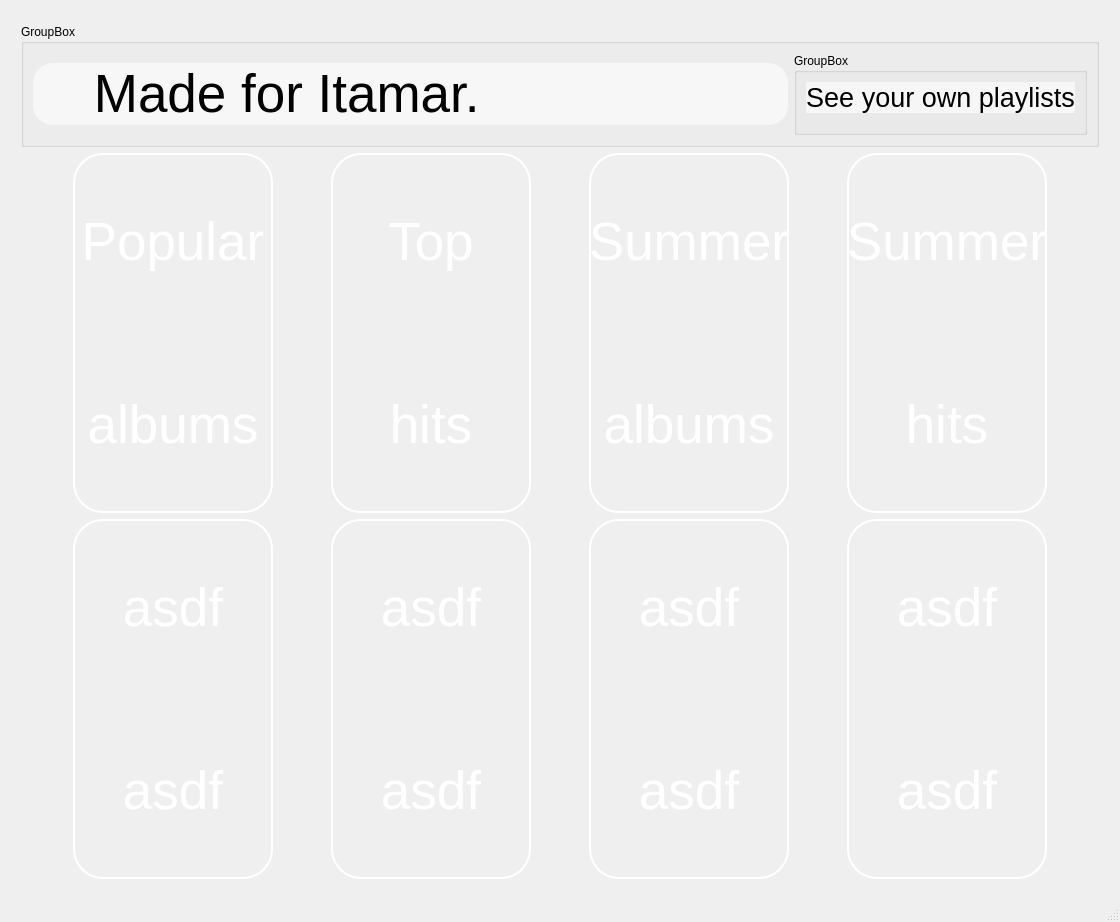
First picture: the form in ui/search_page/search_page.ui, repository incremen/CyberMusicStreaming, before the edit.
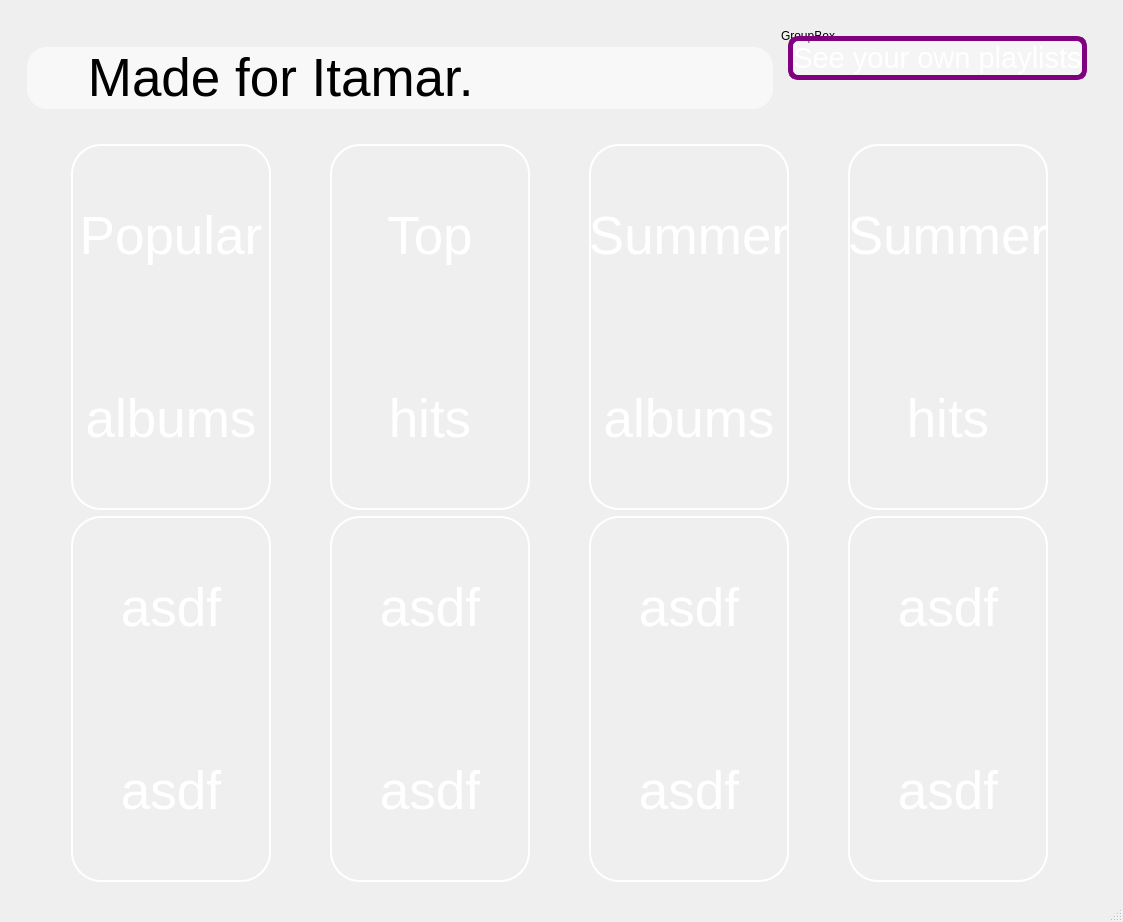
Second picture: the form after the edit. Icons and pictures are not drawn.

Commit message: updated search page ui

What changed in the file:
```diff
--- a/ui/search_page/search_page.ui
+++ b/ui/search_page/search_page.ui
@@ -6,7 +6,7 @@
    <rect>
     <x>0</x>
     <y>0</y>
-    <width>1120</width>
+    <width>1123</width>
     <height>922</height>
    </rect>
   </property>
@@ -19,7 +19,7 @@
  background: qlineargradient(x1:0, y1:0, x2:1, y2:1,
            stop:0 #4B0082, stop:0.5 #000000, stop:1 #4B0082);
 }
-</string>
+QGroupBox {border: none;}</string>
    </property>
    <layout class="QHBoxLayout" name="horizontalLayout_6">
     <item>
@@ -380,8 +380,14 @@
            <height>100</height>
           </size>
          </property>
+         <property name="styleSheet">
+          <string notr="true">QGroupBox {border: none;}</string>
+         </property>
          <property name="title">
-          <string>GroupBox</string>
+          <string/>
+         </property>
+         <property name="flat">
+          <bool>true</bool>
          </property>
          <layout class="QHBoxLayout" name="horizontalLayout_3">
           <item>
@@ -420,14 +426,15 @@
               <widget class="QPushButton" name="pushButton_2">
                <property name="font">
                 <font>
-                 <pointsize>20</pointsize>
+                 <pointsize>22</pointsize>
                 </font>
                </property>
                <property name="styleSheet">
                 <string notr="true">QPushButton {
- background-color: rgba(255, 255, 255, 150); 
- color: black;
-border-radius:20px;
+ background-color: rgba(255, 255, 255, 90); 
+ color: white;
+border-radius:10px;
+border: 5px solid purple;
 }
 
 
@@ -449,7 +456,7 @@
                <property name="sizeHint" stdset="0">
                 <size>
                  <width>20</width>
-                 <height>10</height>
+                 <height>40</height>
                 </size>
                </property>
               </spacer>
```
Left out of the diff: 10 changed lines with no effect on the pictures. The commit also changes 2 other files.
